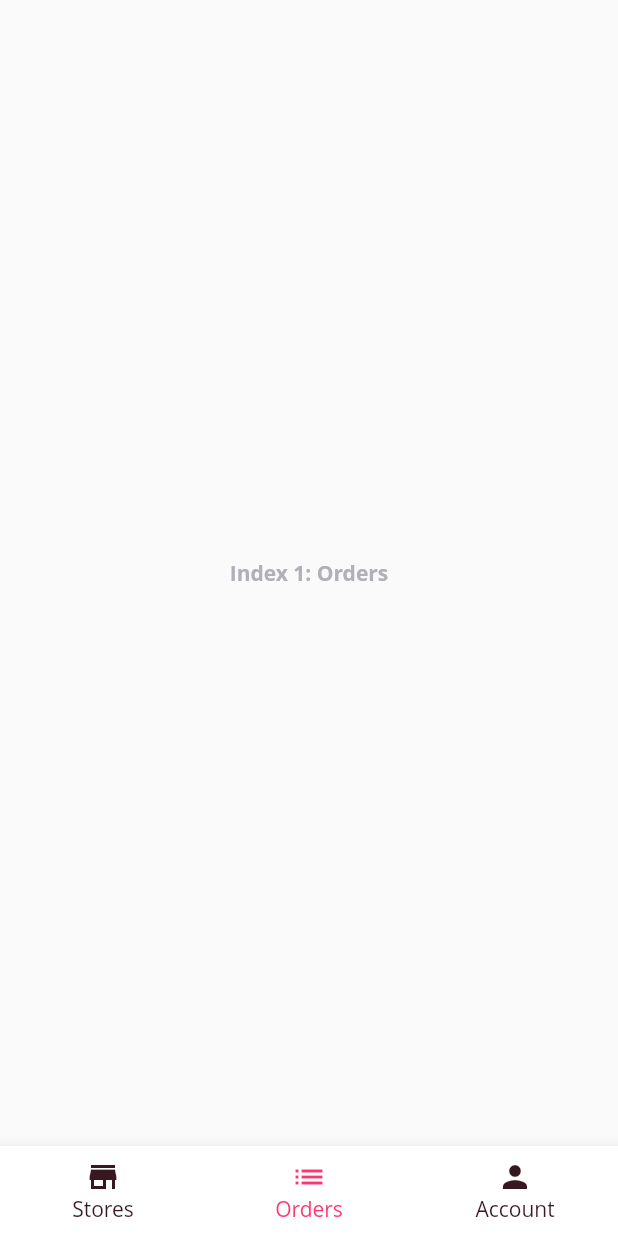
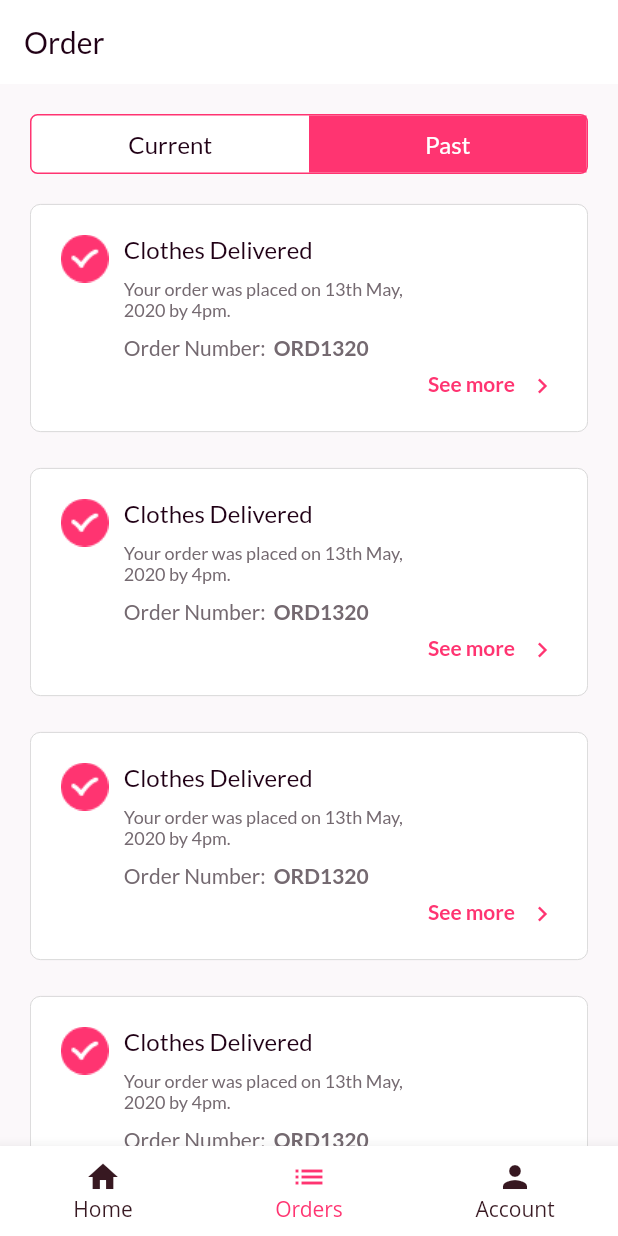
Before and after one commit to cyuket/little_drop, a Flutter app: the HomeContainer screen opened directly, item 2 of the bottom bar chosen, on a phone screen of 412 x 824 dp. Run offline on Flutter 3.47's test engine with Material 2 defaults, Android fonts, the phone set to English and light mode, and no system bars; our stand-ins replace cloud_firestore, firebase_auth, flutter_svg, get_it, google_fonts, provider_architecture; missing offline and left inert: grouped_buttons; accounts and stored records are empty; Roboto replaces fonts that are missing (Open Sans).

Commit message:
New Screen Ordwe page

```diff
--- a/lib/constants/assets.dart
+++ b/lib/constants/assets.dart
@@ -12,4 +12,5 @@ class AppAsset {
   String ironing = 'assets/images/icon2.png';
   String washing = 'assets/images/icon3.png';
   String dryClean = 'assets/images/icon4.png';
+  String orderCheck = 'assets/images/orderCheck.png';
 }
--- /dev/null
+++ b/lib/models/order_model.dart
@@ -0,0 +1,6 @@
+class OrderModel {
+  final bool active;
+  final String orderId;
+  List orderDetails;
+  OrderModel({this.active, this.orderDetails, this.orderId});
+}
--- a/lib/ui/shared/app_colors.dart
+++ b/lib/ui/shared/app_colors.dart
@@ -7,4 +7,5 @@ class AppColors {
   Color inputColor = Color(0xff999999);
   Color facebook = Color(0xff3B5999);
   Color secondaryColor = Color(0xff39B347);
+  Color secTextcolor = Color(0xff746970);
 }
--- a/lib/ui/shared/home_container.dart
+++ b/lib/ui/shared/home_container.dart
@@ -1,6 +1,6 @@
 import 'package:little_drops/ui/views/home_view.dart';
-// import 'package:little_drops/ui/widgets/carousel.dart';
 import 'package:flutter/material.dart';
+import 'package:little_drops/ui/views/order_view.dart';
 import 'package:little_drops/ui/widgets/navbar_widget.dart';
 
 import 'app_colors.dart';
@@ -25,10 +25,7 @@ class _HomeContainerState extends State<HomeContainer> {
   Widget build(BuildContext context) {
     List<Widget> _widgetOptions = <Widget>[
       HomeView(),
-      Text(
-        'Index 1: Orders',
-        style: _textStyle,
-      ),
+      OrderView(),
       Text(
         'Index 2: Account',
         style: _textStyle,
@@ -49,7 +46,7 @@ class _HomeContainerState extends State<HomeContainer> {
         notchedShape: CircularNotchedRectangle(),
         onTabSelected: _onItemTapped,
         items: [
-          FABBottomAppBarItem(iconData: Icons.store, text: 'Stores'),
+          FABBottomAppBarItem(iconData: Icons.home, text: 'Home'),
           FABBottomAppBarItem(iconData: Icons.list, text: 'Orders'),
           FABBottomAppBarItem(iconData: Icons.person, text: 'Account'),
         ],
--- a/lib/ui/shared/shared_styles.dart
+++ b/lib/ui/shared/shared_styles.dart
@@ -48,3 +48,7 @@ final TextStyle regularTextStyleBlack = GoogleFonts.roboto(
 
 final TextStyle textStyle =
     GoogleFonts.lato(textStyle: TextStyle(fontSize: 20));
+final TextStyle header = GoogleFonts.lato(
+  textStyle: TextStyle(
+      fontSize: 20, color: AppColors().textColor, fontWeight: FontWeight.w500),
+);
--- a/lib/ui/views/home_view.dart
+++ b/lib/ui/views/home_view.dart
@@ -2,6 +2,7 @@ import 'package:flutter/material.dart';
 import 'package:little_drops/constants/assets.dart';
 import 'package:little_drops/ui/shared/app_colors.dart';
 import 'package:google_fonts/google_fonts.dart';
+import 'package:little_drops/ui/shared/shared_styles.dart';
 import 'package:little_drops/ui/shared/ui_helpers.dart';
 import 'package:little_drops/ui/widgets/home_cards.dart';
 
@@ -14,15 +15,7 @@ class HomeView extends StatelessWidget {
         backgroundColor: Colors.white,
         elevation: 0,
         automaticallyImplyLeading: false,
-        title: Text(
-          "Services",
-          style: GoogleFonts.lato(
-            textStyle: TextStyle(
-                fontSize: 20,
-                color: AppColors().textColor,
-                fontWeight: FontWeight.w500),
-          ),
-        ),
+        title: Text("Services", style: header),
       ),
       body: SafeArea(
         child: Column(
--- /dev/null
+++ b/lib/ui/views/order_view.dart
@@ -0,0 +1,137 @@
+import 'package:flutter/material.dart';
+import 'package:google_fonts/google_fonts.dart';
+import 'package:little_drops/models/order_model.dart';
+import 'package:little_drops/ui/shared/app_colors.dart';
+import 'package:little_drops/ui/shared/shared_styles.dart';
+import 'package:little_drops/ui/shared/ui_helpers.dart';
+import 'package:little_drops/ui/widgets/order_card.dart';
+
+class OrderView extends StatefulWidget {
+  @override
+  _OrderViewState createState() => _OrderViewState();
+}
+
+class _OrderViewState extends State<OrderView> {
+  bool isCurrent = false;
+
+  changeStatus() {
+    setState(() {
+      isCurrent = !isCurrent;
+    });
+  }
+
+  @override
+  Widget build(BuildContext context) {
+    return Scaffold(
+      backgroundColor: AppColors().background,
+      appBar: AppBar(
+        automaticallyImplyLeading: false,
+        backgroundColor: Colors.white,
+        elevation: 0,
+        title: Text(
+          "Order",
+          style: header,
+        ),
+      ),
+      body: SafeArea(
+        child: Padding(
+          padding: const EdgeInsets.symmetric(horizontal: 20.0),
+          child: Column(
+            children: <Widget>[
+              verticalSpace(20),
+              Container(
+                width: screenWidth(context) - 40,
+                height: 40,
+                decoration: BoxDecoration(
+                  color: Colors.white,
+                  border: Border.all(
+                    color: AppColors().primaryColor,
+                  ),
+                  borderRadius: BorderRadius.circular(5),
+                ),
+                child: Row(
+                  children: <Widget>[
+                    Expanded(
+                      child: InkWell(
+                        onTap: changeStatus,
+                        child: Container(
+                          color: isCurrent
+                              ? AppColors().primaryColor
+                              : Colors.transparent,
+                          child: Center(
+                            child: Text(
+                              "Current",
+                              style: GoogleFonts.lato(
+                                textStyle: TextStyle(
+                                    color: isCurrent
+                                        ? Colors.white
+                                        : AppColors().textColor,
+                                    fontSize: 16),
+                              ),
+                            ),
+                          ),
+                        ),
+                      ),
+                    ),
+                    Expanded(
+                      child: InkWell(
+                        onTap: changeStatus,
+                        child: Container(
+                          color: !isCurrent
+                              ? AppColors().primaryColor
+                              : Colors.transparent,
+                          child: Center(
+                            child: Text(
+                              "Past",
+                              style: GoogleFonts.lato(
+                                textStyle: TextStyle(
+                                    color: !isCurrent
+                                        ? Colors.white
+                                        : AppColors().textColor,
+                                    fontSize: 16),
+                              ),
+                            ),
+                          ),
+                        ),
+                      ),
+                    )
+                  ],
+                ),
+              ),
+              Expanded(
+                child: isCurrent
+                    ? ListView.builder(
+                        itemBuilder: (context, index) {
+                          return orders[index].active
+                              ? OrderCards(
+                                  active: orders[index].active,
+                                )
+                              : SizedBox();
+                        },
+                        itemCount: orders.length)
+                    : ListView.builder(
+                        itemBuilder: (context, index) {
+                          return !orders[index].active
+                              ? OrderCards(
+                                  active: orders[index].active,
+                                )
+                              : SizedBox();
+                        },
+                        itemCount: orders.length,
+                      ),
+              )
+            ],
+          ),
+        ),
+      ),
+    );
+  }
+}
+
+List<OrderModel> orders = [
+  OrderModel(active: true),
+  OrderModel(active: false),
+  OrderModel(active: false),
+  OrderModel(active: false),
+  OrderModel(active: false),
+];
--- a/lib/ui/widgets/home_cards.dart
+++ b/lib/ui/widgets/home_cards.dart
@@ -4,8 +4,11 @@ import 'package:little_drops/ui/shared/app_colors.dart';
 import 'package:little_drops/ui/shared/ui_helpers.dart';
 
 class HomeCards extends StatelessWidget {
-  const HomeCards(
-      {@required this.iconImage, @required this.name, this.onPressed});
+  const HomeCards({
+    @required this.iconImage,
+    @required this.name,
+    this.onPressed,
+  });
 
   final String iconImage, name;
   final Function onPressed;
--- /dev/null
+++ b/lib/ui/widgets/order_card.dart
@@ -0,0 +1,114 @@
+import 'package:flutter/material.dart';
+import 'package:google_fonts/google_fonts.dart';
+import 'package:little_drops/ui/shared/app_colors.dart';
+import 'package:little_drops/ui/shared/ui_helpers.dart';
+import 'package:little_drops/constants/assets.dart';
+
+class OrderCards extends StatelessWidget {
+  final String orderNumber;
+  final bool active;
+
+  const OrderCards({this.orderNumber, this.active = true});
+
+  @override
+  Widget build(BuildContext context) {
+    return Padding(
+      padding: const EdgeInsets.only(top: 20.0, bottom: 4),
+      child: Container(
+        height: 152,
+        padding: EdgeInsets.all(20),
+        width: screenWidth(context) - 40,
+        decoration: BoxDecoration(
+          color: Colors.white,
+          border: Border.all(
+            width: 0.5,
+            color: Color(0xffcccccc),
+          ),
+          borderRadius: BorderRadius.circular(7),
+        ),
+        child: Column(
+          children: <Widget>[
+            Expanded(
+              child: Row(
+                crossAxisAlignment: CrossAxisAlignment.start,
+                children: <Widget>[
+                  Image.asset(AppAsset().orderCheck),
+                  horizontalSpaceSmall,
+                  Column(
+                    mainAxisAlignment: MainAxisAlignment.start,
+                    crossAxisAlignment: CrossAxisAlignment.start,
+                    children: <Widget>[
+                      Text(
+                        active
+                            ? ' Your clothes are being tushed up'
+                            : 'Clothes Delivered',
+                        style: GoogleFonts.lato(
+                          textStyle: TextStyle(
+                              color: AppColors().textColor, fontSize: 16),
+                        ),
+                      ),
+                      verticalSpace(10),
+                      Container(
+                        width: 198,
+                        child: Text(
+                          "Your order was placed on 13th May, 2020 by 4pm.",
+                          style: GoogleFonts.lato(
+                            textStyle: TextStyle(
+                                color: AppColors().secTextcolor, fontSize: 12),
+                          ),
+                        ),
+                      ),
+                      verticalSpace(10),
+                      Row(
+                        children: <Widget>[
+                          Text(
+                            "Order Number:  ",
+                            style: GoogleFonts.lato(
+                              textStyle: TextStyle(
+                                color: AppColors().secTextcolor,
+                                fontSize: 14,
+                              ),
+                            ),
+                          ),
+                          Text(
+                            "ORD1320",
+                            style: GoogleFonts.lato(
+                              textStyle: TextStyle(
+                                  color: AppColors().secTextcolor,
+                                  fontSize: 14,
+                                  fontWeight: FontWeight.bold),
+                            ),
+                          ),
+                        ],
+                      )
+                    ],
+                  )
+                ],
+              ),
+            ),
+            Row(
+              crossAxisAlignment: CrossAxisAlignment.start,
+              mainAxisAlignment: MainAxisAlignment.end,
+              children: <Widget>[
+                Text(
+                  "See more   ",
+                  style: GoogleFonts.lato(
+                    textStyle: TextStyle(
+                        color: AppColors().primaryColor,
+                        fontSize: 14,
+                        fontWeight: FontWeight.bold),
+                  ),
+                ),
+                Icon(
+                  Icons.keyboard_arrow_right,
+                  color: AppColors().primaryColor,
+                  size: 20,
+                )
+              ],
+            )
+          ],
+        ),
+      ),
+    );
+  }
+}
```
Also changed, not shown: assets/images/orderCheck.png (added).
